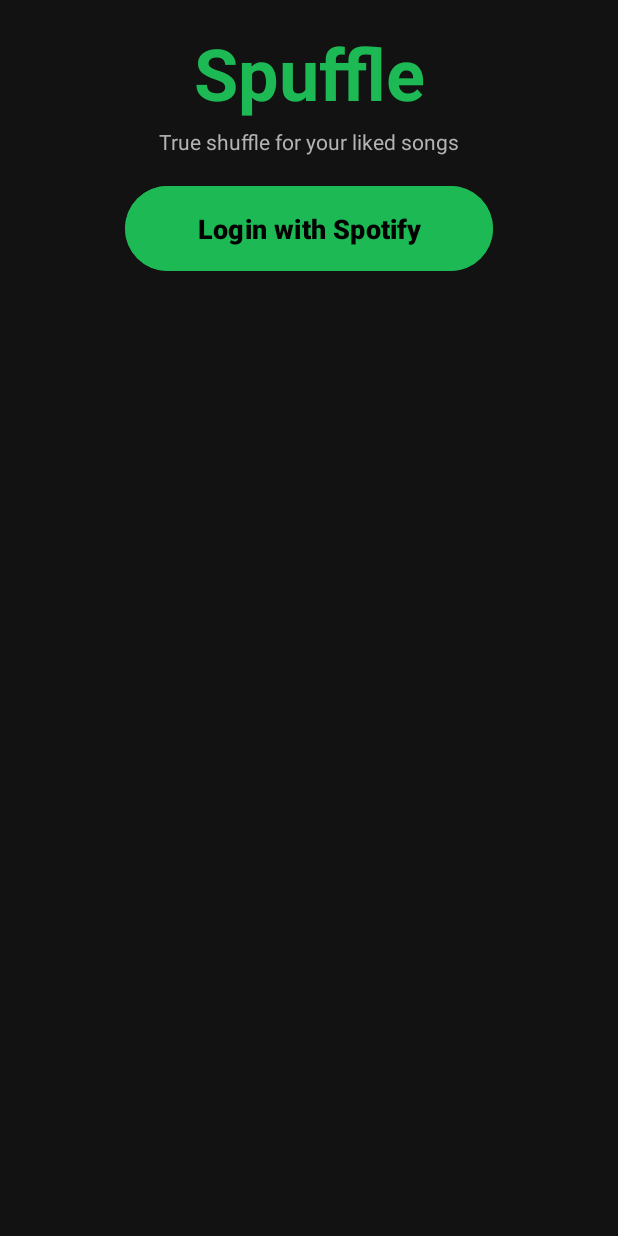
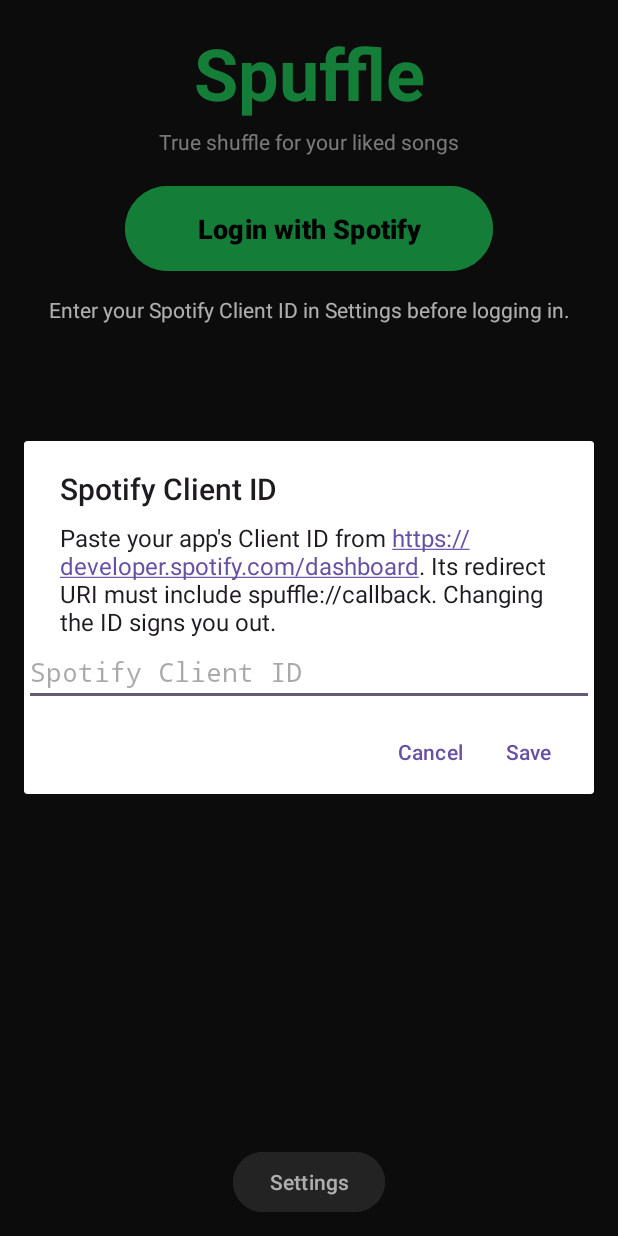
Before and after one commit to toadfish91/Spuffle, an Android app: the screen it shows after launch (MainActivity), after a tap on "Login with Spotify", on a phone screen of 412 x 824 dp. Run offline under Robolectric (Android 15) with nearby library versions, the phone set to English and light mode, and no system bars.

Commit message:
Prompt user for client ID

```diff
--- a/app/src/main/java/com/toadfish/spuffle/Constants.kt
+++ b/app/src/main/java/com/toadfish/spuffle/Constants.kt
@@ -1,7 +1,7 @@
 package com.toadfish.spuffle
 
 object Constants {
-    const val CLIENT_ID = "YOUR_CLIENT_ID_HERE"
+    const val CLIENT_ID = ""
     const val REDIRECT_URI = "spuffle://callback"
     const val SCOPES = "user-library-read user-modify-playback-state user-read-playback-state playlist-read-private playlist-read-collaborative"
     const val TRACKS_PER_PAGE = 50
--- a/app/src/main/java/com/toadfish/spuffle/MainActivity.kt
+++ b/app/src/main/java/com/toadfish/spuffle/MainActivity.kt
@@ -3,7 +3,13 @@ package com.toadfish.spuffle
 import android.app.Activity
 import android.content.Intent
 import android.os.Bundle
+import android.text.InputType
+import android.text.method.LinkMovementMethod
+import android.text.util.Linkify
 import android.view.View
+import android.widget.EditText
+import android.widget.TextView
+import androidx.appcompat.app.AlertDialog
 import androidx.activity.result.contract.ActivityResultContracts
 import androidx.activity.viewModels
 import androidx.appcompat.app.AppCompatActivity
@@ -103,7 +109,12 @@ class MainActivity : AppCompatActivity() {
     private fun setupUI() {
         binding.btnSpuffle.setOnClickListener {
             if (!SpotifyAuthManager.isLoggedIn(this)) {
-                SpotifyAuthManager.launchAuthFlow(this)
+                if (SpotifyAuthManager.getClientId(this).isBlank()) {
+                    updateStatus("Enter your Spotify Client ID in Settings before logging in.")
+                    showClientIdSettings()
+                } else {
+                    SpotifyAuthManager.launchAuthFlow(this)
+                }
             } else {
                 // Open the playlist picker
                 playlistLauncher.launch(Intent(this, PlayListActivity::class.java))
@@ -117,6 +128,10 @@ class MainActivity : AppCompatActivity() {
             updateStatus("Logged out.")
         }
 
+        binding.btnSettings.setOnClickListener {
+            showClientIdSettings()
+        }
+
         binding.btnLogout.setOnLongClickListener {
             PlaylistCache.clearCache(this)
             updateStatus("Cache cleared. Next Spuffle will fetch fresh data.")
@@ -124,6 +139,52 @@ class MainActivity : AppCompatActivity() {
         }
 
         updateUI(loggedIn = SpotifyAuthManager.isLoggedIn(this))
+    }
+
+    private fun showClientIdSettings() {
+        val input = EditText(this).apply {
+            hint = "Spotify Client ID"
+            inputType = InputType.TYPE_CLASS_TEXT or InputType.TYPE_TEXT_VARIATION_VISIBLE_PASSWORD
+            setSingleLine(true)
+            setText(SpotifyAuthManager.getClientId(this@MainActivity))
+            setSelection(text.length)
+        }
+        val dialog = AlertDialog.Builder(this)
+            .setTitle("Spotify Client ID")
+            .setMessage(
+                "Paste your app's Client ID from https://developer.spotify.com/dashboard. " +
+                    "Its redirect URI must include ${Constants.REDIRECT_URI}. " +
+                    "Changing the ID signs you out."
+            )
+            .setView(input)
+            .setNegativeButton("Cancel", null)
+            .setPositiveButton("Save", null)
+            .create()
+
+        dialog.setOnShowListener {
+            dialog.findViewById<TextView>(android.R.id.message)?.let { message ->
+                Linkify.addLinks(message, Linkify.WEB_URLS)
+                message.movementMethod = LinkMovementMethod.getInstance()
+            }
+            dialog.getButton(AlertDialog.BUTTON_POSITIVE).setOnClickListener {
+                val clientId = input.text.toString().trim()
+                if (clientId.isEmpty()) {
+                    input.error = "Enter a Spotify Client ID"
+                    return@setOnClickListener
+                }
+
+                val changed = SpotifyAuthManager.saveClientId(this, clientId)
+                if (changed) {
+                    PlaylistCache.clearCache(this)
+                    updateUI(loggedIn = false)
+                    updateStatus("Client ID saved. Log in to Spotify again.")
+                } else {
+                    updateStatus("Client ID saved.")
+                }
+                dialog.dismiss()
+            }
+        }
+        dialog.show()
     }
 
     private fun observeState() {
--- a/app/src/main/java/com/toadfish/spuffle/SpotifyAuthManager.kt
+++ b/app/src/main/java/com/toadfish/spuffle/SpotifyAuthManager.kt
@@ -18,9 +18,29 @@ object SpotifyAuthManager {
     private const val KEY_REFRESH_TOKEN = "refresh_token"
     private const val KEY_TOKEN_EXPIRY = "token_expiry"
     private const val KEY_CODE_VERIFIER = "code_verifier"
+    private const val KEY_CLIENT_ID = "client_id"
 
     private fun prefs(context: Context): SharedPreferences =
         context.getSharedPreferences(PREFS_NAME, Context.MODE_PRIVATE)
+
+    fun getClientId(context: Context): String =
+        prefs(context).getString(KEY_CLIENT_ID, null) ?: Constants.CLIENT_ID
+
+    fun saveClientId(context: Context, clientId: String): Boolean {
+        val normalizedClientId = clientId.trim()
+        val changed = normalizedClientId != getClientId(context)
+        prefs(context).edit().apply {
+            putString(KEY_CLIENT_ID, normalizedClientId)
+            if (changed) {
+                remove(KEY_ACCESS_TOKEN)
+                remove(KEY_REFRESH_TOKEN)
+                remove(KEY_TOKEN_EXPIRY)
+                remove(KEY_CODE_VERIFIER)
+            }
+            apply()
+        }
+        return changed
+    }
 
     // --- PKCE helpers ---
 
@@ -54,10 +74,17 @@ object SpotifyAuthManager {
         return System.currentTimeMillis() > expiry - 60_000 // refresh 1 min early
     }
 
-    fun isLoggedIn(context: Context): Boolean = getAccessToken(context) != null
+    fun isLoggedIn(context: Context): Boolean =
+        getClientId(context).isNotBlank() && getAccessToken(context) != null
 
     fun clearTokens(context: Context) {
-        prefs(context).edit().clear().apply()
+        prefs(context).edit().apply {
+            remove(KEY_ACCESS_TOKEN)
+            remove(KEY_REFRESH_TOKEN)
+            remove(KEY_TOKEN_EXPIRY)
+            remove(KEY_CODE_VERIFIER)
+            apply()
+        }
     }
 
     fun saveCodeVerifier(context: Context, verifier: String) {
@@ -74,7 +101,7 @@ object SpotifyAuthManager {
         saveCodeVerifier(context, verifier)
 
         val authUrl = Uri.parse("https://accounts.spotify.com/authorize").buildUpon()
-            .appendQueryParameter("client_id", Constants.CLIENT_ID)
+            .appendQueryParameter("client_id", getClientId(context))
             .appendQueryParameter("response_type", "code")
             .appendQueryParameter("redirect_uri", Constants.REDIRECT_URI)
             .appendQueryParameter("scope", Constants.SCOPES)
--- a/app/src/main/java/com/toadfish/spuffle/SpuffleViewModel.kt
+++ b/app/src/main/java/com/toadfish/spuffle/SpuffleViewModel.kt
@@ -43,7 +43,7 @@ class SpuffleViewModel : ViewModel() {
                 grantType = "authorization_code",
                 code = code,
                 redirectUri = Constants.REDIRECT_URI,
-                clientId = Constants.CLIENT_ID,
+                clientId = SpotifyAuthManager.getClientId(context),
                 codeVerifier = verifier
             )
             val body = response.body()
@@ -560,11 +560,13 @@ class SpuffleViewModel : ViewModel() {
         }
     }
     private suspend fun getValidToken(context: Context): String? {
+        if (SpotifyAuthManager.getClientId(context).isBlank()) return null
+
         if (SpotifyAuthManager.isTokenExpired(context)) {
             val refresh = SpotifyAuthManager.getRefreshToken(context) ?: return null
             val response = RetrofitClient.accountsService.refreshToken(
                 refreshToken = refresh,
-                clientId = Constants.CLIENT_ID
+                clientId = SpotifyAuthManager.getClientId(context)
             )
             val body = response.body() ?: return null
             SpotifyAuthManager.saveTokens(
--- a/app/src/main/java/com/toadfish/spuffle/WidgetSpuffleService.kt
+++ b/app/src/main/java/com/toadfish/spuffle/WidgetSpuffleService.kt
@@ -107,11 +107,13 @@ class WidgetSpuffleService : Service() {
     }
 
     private suspend fun getValidToken(context: android.content.Context): String? {
+        if (SpotifyAuthManager.getClientId(context).isBlank()) return null
+
         if (SpotifyAuthManager.isTokenExpired(context)) {
             val refresh = SpotifyAuthManager.getRefreshToken(context) ?: return null
             val response = RetrofitClient.accountsService.refreshToken(
                 refreshToken = refresh,
-                clientId = Constants.CLIENT_ID
+                clientId = SpotifyAuthManager.getClientId(context)
             )
             val body = response.body() ?: return null
             SpotifyAuthManager.saveTokens(
--- a/app/src/main/res/layout/activity_main.xml
+++ b/app/src/main/res/layout/activity_main.xml
@@ -97,9 +97,26 @@
         android:layout_marginBottom="8dp"
         android:visibility="gone"
         app:layout_constraintTop_toBottomOf="@id/tvQueuedTracksLabel"
-        app:layout_constraintBottom_toTopOf="@id/btnLogout"
+        app:layout_constraintBottom_toTopOf="@id/layoutBottomActions"
         app:layout_constraintStart_toStartOf="parent"
         app:layout_constraintEnd_toEndOf="parent"/>
+
+    <LinearLayout
+        android:id="@+id/layoutBottomActions"
+        android:layout_width="match_parent"
+        android:layout_height="wrap_content"
+        android:gravity="center"
+        android:orientation="horizontal"
+        android:layout_marginBottom="12dp"
+        app:layout_constraintBottom_toBottomOf="parent">
+
+        <Button
+            android:id="@+id/btnSettings"
+            android:layout_width="wrap_content"
+            android:layout_height="wrap_content"
+            android:text="Settings"
+            android:backgroundTint="#333333"
+            android:textColor="#FFFFFF" />
 
         <Button
             android:id="@+id/btnLogout"
@@ -109,9 +126,7 @@
             android:backgroundTint="#333333"
             android:textColor="#FFFFFF"
             android:visibility="gone"
-        android:layout_marginBottom="12dp"
-        app:layout_constraintBottom_toBottomOf="parent"
-        app:layout_constraintStart_toStartOf="parent"
-        app:layout_constraintEnd_toEndOf="parent"/>
+            android:layout_marginStart="12dp" />
+    </LinearLayout>
 
 </androidx.constraintlayout.widget.ConstraintLayout>
```
Lines whose indentation alone changed are shown as unchanged.
